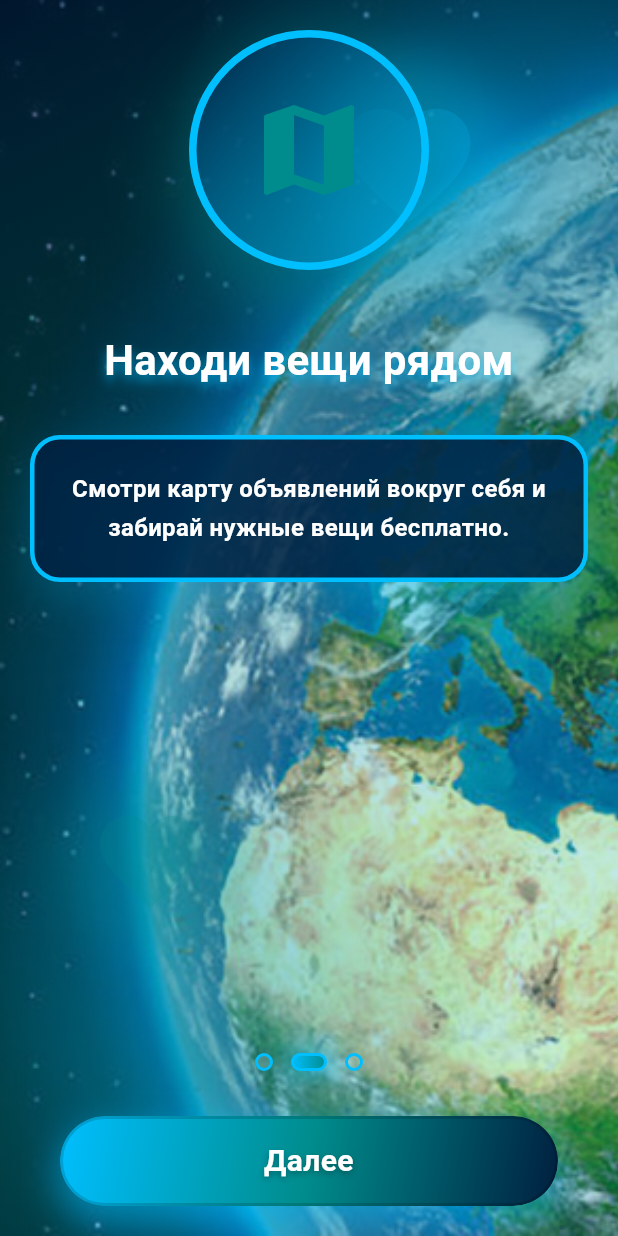
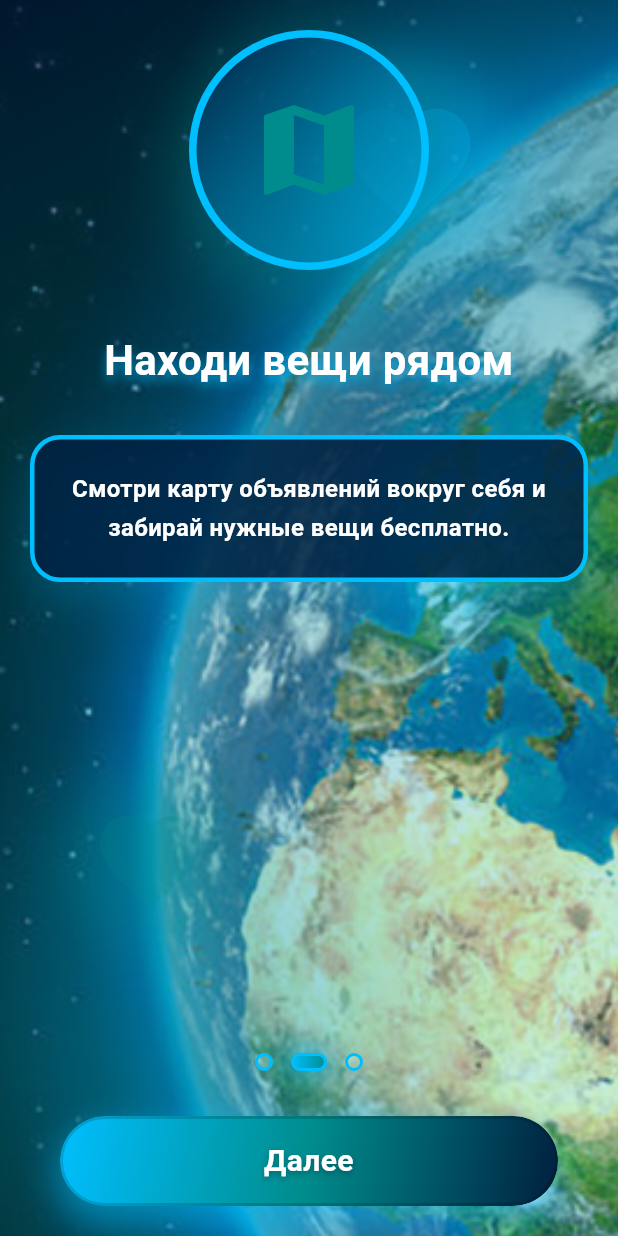
Before and after one commit to egurchenkovwallstreet-sys/darom_app, a Flutter app: the screen it shows after launch, swiped to page 2, on a phone screen of 412 x 824 dp. Run offline on Flutter 3.47's test engine with Material 3 defaults, Android fonts, the light colour scheme and no system bars; drawn by our look-alikes of flutter_animate; our stand-ins replace flutter_map, image_picker, latlong2, shared_preferences; missing offline and left inert: dart:html.

Commit message:
Анимация: приближение планеты до 110%

```diff
--- a/lib/services/planet_assets.dart
+++ b/lib/services/planet_assets.dart
@@ -10,6 +10,10 @@ class PlanetAssets {
   /// Левая часть изображения (не центр).
   static const alignment = Alignment(-1.0, 0.0);
 
+  /// Плавное приближение планеты (100% → 110%), якорь — левый край.
+  static const zoomScale = 1.1;
+  static const zoomDuration = Duration(seconds: 10);
+
   static bool isPreloaded = false;
 
   static Future<void> preload() async {
--- a/lib/widgets/midnight_glow_screen.dart
+++ b/lib/widgets/midnight_glow_screen.dart
@@ -19,8 +19,30 @@ class MidnightGlowScreen extends StatefulWidget {
   State<MidnightGlowScreen> createState() => _MidnightGlowScreenState();
 }
 
-class _MidnightGlowScreenState extends State<MidnightGlowScreen> {
+class _MidnightGlowScreenState extends State<MidnightGlowScreen>
+    with SingleTickerProviderStateMixin {
   bool _didPrecacheImage = false;
+  late final AnimationController _planetZoomController;
+  late final Animation<double> _planetZoom;
+
+  @override
+  void initState() {
+    super.initState();
+    _planetZoomController = AnimationController(
+      vsync: this,
+      duration: PlanetAssets.zoomDuration,
+    );
+    _planetZoom = Tween<double>(begin: 1.0, end: PlanetAssets.zoomScale).animate(
+      CurvedAnimation(parent: _planetZoomController, curve: Curves.easeOut),
+    );
+    _planetZoomController.forward();
+  }
+
+  @override
+  void dispose() {
+    _planetZoomController.dispose();
+    super.dispose();
+  }
 
   @override
   void didChangeDependencies() {
@@ -54,12 +76,24 @@ class _MidnightGlowScreenState extends State<MidnightGlowScreen> {
                     ),
                   ),
                 ),
-                const Positioned.fill(
-                  child: Image(
-                    image: AssetImage(PlanetAssets.path),
-                    fit: BoxFit.cover,
-                    alignment: PlanetAssets.alignment,
-                    gaplessPlayback: true,
+                Positioned.fill(
+                  child: ClipRect(
+                    child: AnimatedBuilder(
+                      animation: _planetZoom,
+                      builder: (context, child) {
+                        return Transform.scale(
+                          scale: _planetZoom.value,
+                          alignment: PlanetAssets.alignment,
+                          child: child,
+                        );
+                      },
+                      child: const Image(
+                        image: AssetImage(PlanetAssets.path),
+                        fit: BoxFit.cover,
+                        alignment: PlanetAssets.alignment,
+                        gaplessPlayback: true,
+                      ),
+                    ),
                   ),
                 ),
                 Positioned.fill(
```
Also changed, not shown: 1 other file.
